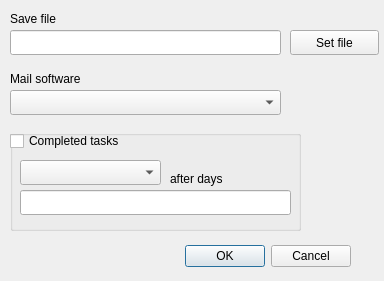
First picture: the form in preferencesdialog.ui, repository menzzana/ZDoList, before the edit.
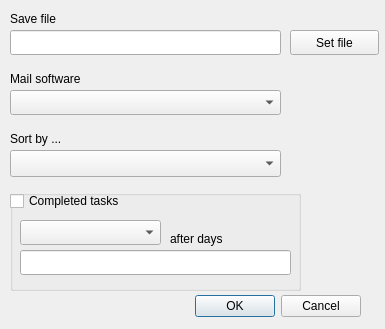
Second picture: the form after the edit.

Commit message: added default sort order to be established at startup

Patch:
```diff
--- a/preferencesdialog.ui
+++ b/preferencesdialog.ui
@@ -6,8 +6,8 @@
    <rect>
     <x>0</x>
     <y>0</y>
-    <width>384</width>
-    <height>281</height>
+    <width>385</width>
+    <height>329</height>
    </rect>
   </property>
   <property name="windowTitle">
@@ -16,8 +16,8 @@
   <widget class="QDialogButtonBox" name="buttonBox">
    <property name="geometry">
     <rect>
-     <x>10</x>
-     <y>240</y>
+     <x>20</x>
+     <y>290</y>
      <width>341</width>
      <height>32</height>
     </rect>
@@ -95,7 +95,7 @@
    <property name="geometry">
     <rect>
      <x>10</x>
-     <y>130</y>
+     <y>190</y>
      <width>291</width>
      <height>101</height>
     </rect>
@@ -147,7 +147,7 @@
    <property name="geometry">
     <rect>
      <x>10</x>
-     <y>130</y>
+     <y>190</y>
      <width>231</width>
      <height>22</height>
     </rect>
@@ -156,6 +156,29 @@
     <string>Completed tasks</string>
    </property>
   </widget>
+  <widget class="QLabel" name="label_4">
+   <property name="geometry">
+    <rect>
+     <x>10</x>
+     <y>130</y>
+     <width>81</width>
+     <height>17</height>
+    </rect>
+   </property>
+   <property name="text">
+    <string>Sort by ...</string>
+   </property>
+  </widget>
+  <widget class="QComboBox" name="comboBox_3">
+   <property name="geometry">
+    <rect>
+     <x>10</x>
+     <y>150</y>
+     <width>271</width>
+     <height>27</height>
+    </rect>
+   </property>
+  </widget>
  </widget>
  <resources/>
  <connections>
```
The commit also changes 4 other files.
